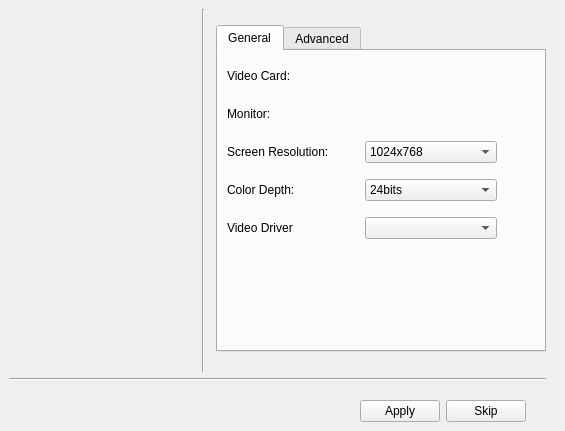
The window that src-qt5/pc-xgui/xgui.ui (trueos/trueos-utils-qt5) describes before a commit, drawn with Qt 5.
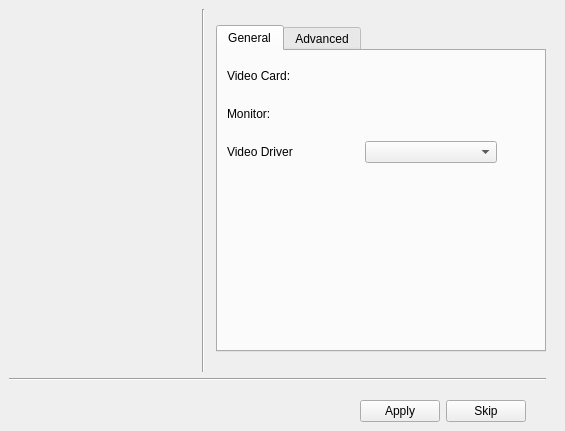
The same window after the commit. Icons and pictures are not drawn.

What changed in the file:
```diff
--- a/src-qt5/pc-xgui/xgui.ui
+++ b/src-qt5/pc-xgui/xgui.ui
@@ -207,102 +207,6 @@
            </layout>
           </item>
           <item row="2" column="0">
-           <layout class="QHBoxLayout" name="_9">
-            <item>
-             <widget class="QLabel" name="textLabel1_5">
-              <property name="text">
-               <string>Screen Resolution:</string>
-              </property>
-              <property name="wordWrap">
-               <bool>false</bool>
-              </property>
-             </widget>
-            </item>
-            <item>
-             <widget class="QComboBox" name="comboResolution">
-              <item>
-               <property name="text">
-                <string>1024x768</string>
-               </property>
-              </item>
-             </widget>
-            </item>
-            <item>
-             <widget class="QLabel" name="pixmapLabel1_3">
-              <property name="minimumSize">
-               <size>
-                <width>32</width>
-                <height>32</height>
-               </size>
-              </property>
-              <property name="maximumSize">
-               <size>
-                <width>32</width>
-                <height>32</height>
-               </size>
-              </property>
-              <property name="pixmap">
-               <pixmap resource="XGUI.qrc">:/randr.png</pixmap>
-              </property>
-              <property name="scaledContents">
-               <bool>true</bool>
-              </property>
-              <property name="wordWrap">
-               <bool>false</bool>
-              </property>
-             </widget>
-            </item>
-           </layout>
-          </item>
-          <item row="3" column="0">
-           <layout class="QHBoxLayout" name="_10">
-            <item>
-             <widget class="QLabel" name="textLabel1_6">
-              <property name="text">
-               <string>Color Depth:</string>
-              </property>
-              <property name="wordWrap">
-               <bool>false</bool>
-              </property>
-             </widget>
-            </item>
-            <item>
-             <widget class="QComboBox" name="comboDepth">
-              <item>
-               <property name="text">
-                <string>24bits</string>
-               </property>
-              </item>
-             </widget>
-            </item>
-            <item>
-             <widget class="QLabel" name="pixmapLabel1_2_4">
-              <property name="minimumSize">
-               <size>
-                <width>32</width>
-                <height>32</height>
-               </size>
-              </property>
-              <property name="maximumSize">
-               <size>
-                <width>32</width>
-                <height>32</height>
-               </size>
-              </property>
-              <property name="pixmap">
-               <pixmap resource="XGUI.qrc">:/colors.png</pixmap>
-              </property>
-              <property name="scaledContents">
-               <bool>true</bool>
-              </property>
-              <property name="wordWrap">
-               <bool>false</bool>
-              </property>
-             </widget>
-            </item>
-           </layout>
-          </item>
-          <item row="4" column="0">
            <layout class="QHBoxLayout" name="_11">
             <item>
              <widget class="QLabel" name="textLabel1_7">
@@ -344,7 +248,7 @@
             </item>
            </layout>
           </item>
-          <item row="6" column="0">
+          <item row="4" column="0">
            <spacer name="spacer2_2">
             <property name="orientation">
              <enum>Qt::Vertical</enum>
@@ -360,7 +264,7 @@
             </property>
            </spacer>
           </item>
-          <item row="5" column="0">
+          <item row="3" column="0">
            <widget class="QLabel" name="labelRecDriver">
             <property name="text">
              <string/>
```
Left out of the diff: 11 changed lines with no effect on the pictures.
